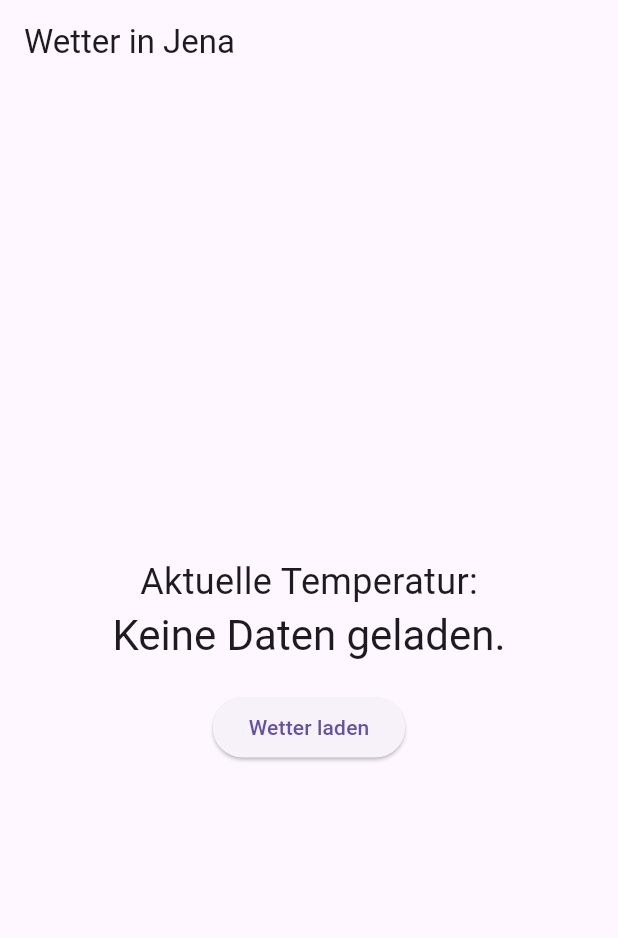
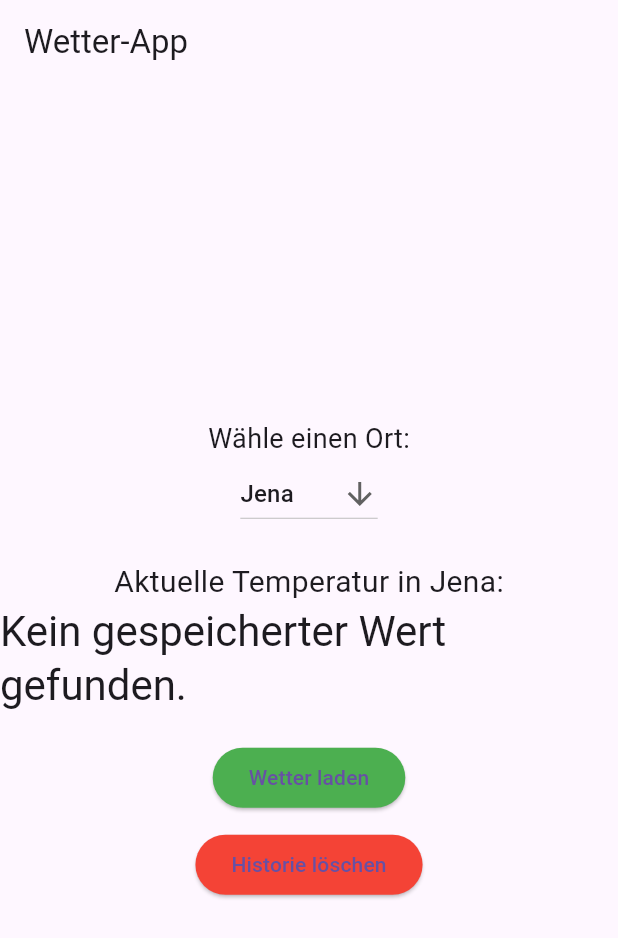
Before and after one commit to ASahinoglu/weather_app, a Flutter app: the screen it shows after launch, on a phone screen of 412 x 824 dp. Shown: the top 938 px of the screen. Run offline on Flutter 3.47's test engine with Material 3 defaults, Android fonts, the phone set to English and light mode, and no system bars; our stand-ins replace shared_preferences.

Commit message:
dropdown added

```diff
--- a/lib/main.dart
+++ b/lib/main.dart
@@ -1,6 +1,7 @@
 import 'package:flutter/material.dart';
 import 'package:http/http.dart' as http;
 import 'dart:convert';
+import 'package:shared_preferences/shared_preferences.dart';
 
 void main() {
   runApp(const MyApp());
@@ -28,29 +29,82 @@ class WeatherHomePage extends StatefulWidget {
 
 class _WeatherHomePageState extends State<WeatherHomePage> {
   String _weatherData = "Keine Daten geladen.";
+  String _selectedLocation = "Jena";
+  late SharedPreferences _prefs;
+
+  // Eine Map, die Städtenamen ihren Koordinaten zuordnet
+  final Map<String, List<double>> _locations = {
+    "Jena": [50.92, 11.58],
+    "Berlin": [52.52, 13.41],
+    "München": [48.14, 11.58],
+    "Hamburg": [53.55, 9.99],
+    "Paris": [48.86, 2.35],
+  };
+
+  @override
+  void initState() {
+    super.initState();
+    _initSharedPreferences();
+  }
+
+  Future<void> _initSharedPreferences() async {
+    _prefs = await SharedPreferences.getInstance();
+    _loadWeather();
+  }
+
+  void _loadWeather() {
+    final lastTemperature = _prefs.getDouble('last_temperature');
+    final lastLocation =
+        _prefs.getString('last_location') ??
+        "Jena"; // Standardwert, falls nichts gespeichert ist
+
+    setState(() {
+      _selectedLocation = lastLocation;
+    });
+
+    if (lastTemperature != null) {
+      setState(() {
+        _weatherData = '$lastTemperature °C';
+      });
+    } else {
+      setState(() {
+        _weatherData = 'Kein gespeicherter Wert gefunden.';
+      });
+    }
+  }
+
+  Future<void> _saveWeather(double temperature, String location) async {
+    await _prefs.setDouble('last_temperature', temperature);
+    await _prefs.setString('last_location', location);
+  }
+
+  Future<void> _clearWeatherHistory() async {
+    await _prefs.clear();
+    setState(() {
+      _weatherData = 'Historie gelöscht!';
+    });
+  }
 
   Future<void> _fetchWeather() async {
-    const latitude = 50.92;
-    const longitude = 11.58;
+    final locationCoords = _locations[_selectedLocation]!;
+    final latitude = locationCoords[0];
+    final longitude = locationCoords[1];
     final url = Uri.parse(
       'https://api.open-meteo.com/v1/forecast?latitude=$latitude&longitude=$longitude&current_weather=true',
     );
 
     try {
-      // Warten auf die Antwort der API
       final response = await http.get(url);
 
       if (response.statusCode == 200) {
-        // Parsen JSON
         final jsonData = jsonDecode(response.body);
         final temperature = jsonData['current_weather']['temperature'];
 
-        // Aktualisieren Temperatur
         setState(() {
           _weatherData = '$temperature °C';
         });
+        await _saveWeather(temperature, _selectedLocation);
       } else {
-        // Bei Fehlern
         setState(() {
           _weatherData = 'Fehler beim Laden der Daten.';
         });
@@ -65,12 +119,36 @@ class _WeatherHomePageState extends State<WeatherHomePage> {
   @override
   Widget build(BuildContext context) {
     return Scaffold(
-      appBar: AppBar(title: const Text('Wetter in Jena')),
+      appBar: AppBar(title: const Text('Wetter-App')),
       body: Center(
         child: Column(
           mainAxisAlignment: MainAxisAlignment.center,
           children: <Widget>[
-            const Text('Aktuelle Temperatur:', style: TextStyle(fontSize: 24)),
+            const Text('Wähle einen Ort:', style: TextStyle(fontSize: 18)),
+            DropdownButton<String>(
+              dropdownColor: Colors.white,
+              value: _selectedLocation,
+              icon: const Icon(Icons.arrow_downward),
+              onChanged: (String? newValue) {
+                setState(() {
+                  _selectedLocation = newValue!;
+                  _fetchWeather();
+                });
+              },
+              items: _locations.keys.map<DropdownMenuItem<String>>((
+                String value,
+              ) {
+                return DropdownMenuItem<String>(
+                  value: value,
+                  child: Text(value),
+                );
+              }).toList(),
+            ),
+            const SizedBox(height: 20),
+            Text(
+              'Aktuelle Temperatur in $_selectedLocation:',
+              style: const TextStyle(fontSize: 20),
+            ),
             Text(
               _weatherData,
               style: Theme.of(context).textTheme.headlineMedium,
@@ -78,7 +156,14 @@ class _WeatherHomePageState extends State<WeatherHomePage> {
             const SizedBox(height: 20),
             ElevatedButton(
               onPressed: _fetchWeather,
+              style: ElevatedButton.styleFrom(backgroundColor: Colors.green),
               child: const Text('Wetter laden'),
+            ),
+            const SizedBox(height: 10),
+            ElevatedButton(
+              onPressed: _clearWeatherHistory,
+              style: ElevatedButton.styleFrom(backgroundColor: Colors.red),
+              child: const Text('Historie löschen'),
             ),
           ],
         ),
--- a/pubspec.yaml
+++ b/pubspec.yaml
@@ -30,11 +30,12 @@ environment:
 dependencies:
   flutter:
     sdk: flutter
-  http: ^1.1.0
+  http: ^1.5.0
 
   # The following adds the Cupertino Icons font to your application.
   # Use with the CupertinoIcons class for iOS style icons.
   cupertino_icons: ^1.0.8
+  shared_preferences: ^2.5.3
 
 dev_dependencies:
   flutter_test:
```
Also changed, not shown: pubspec.lock, 10 other files.
